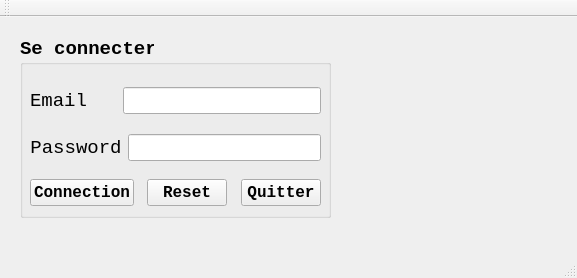
This is interface/loginscreen.ui in Kaputchino/Projet_Tulle as Qt 5 draws it before an edit. The edited form follows.
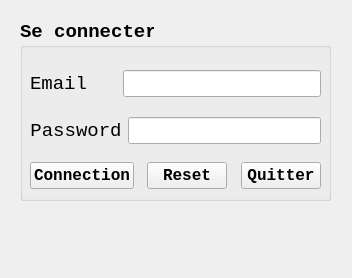
This is the edited form.

```diff
--- a/interface/loginscreen.ui
+++ b/interface/loginscreen.ui
@@ -6,10 +6,16 @@
    <rect>
     <x>0</x>
     <y>0</y>
-    <width>577</width>
+    <width>352</width>
     <height>278</height>
    </rect>
   </property>
+  <property name="minimumSize">
+   <size>
+    <width>352</width>
+    <height>278</height>
+   </size>
+  </property>
   <property name="cursor">
    <cursorShape>PointingHandCursor</cursorShape>
   </property>
@@ -263,18 +269,6 @@
     </widget>
    </widget>
   </widget>
-  <widget class="QStatusBar" name="statusbar"/>
-  <widget class="QToolBar" name="toolBar">
-   <property name="windowTitle">
-    <string>toolBar</string>
-   </property>
-   <attribute name="toolBarArea">
-    <enum>TopToolBarArea</enum>
-   </attribute>
-   <attribute name="toolBarBreak">
-    <bool>false</bool>
-   </attribute>
-  </widget>
   <widget class="QMenuBar" name="menubar">
    <property name="geometry">
     <rect>
```
Left out of the diff: 2 changed lines with no effect on the pictures.
